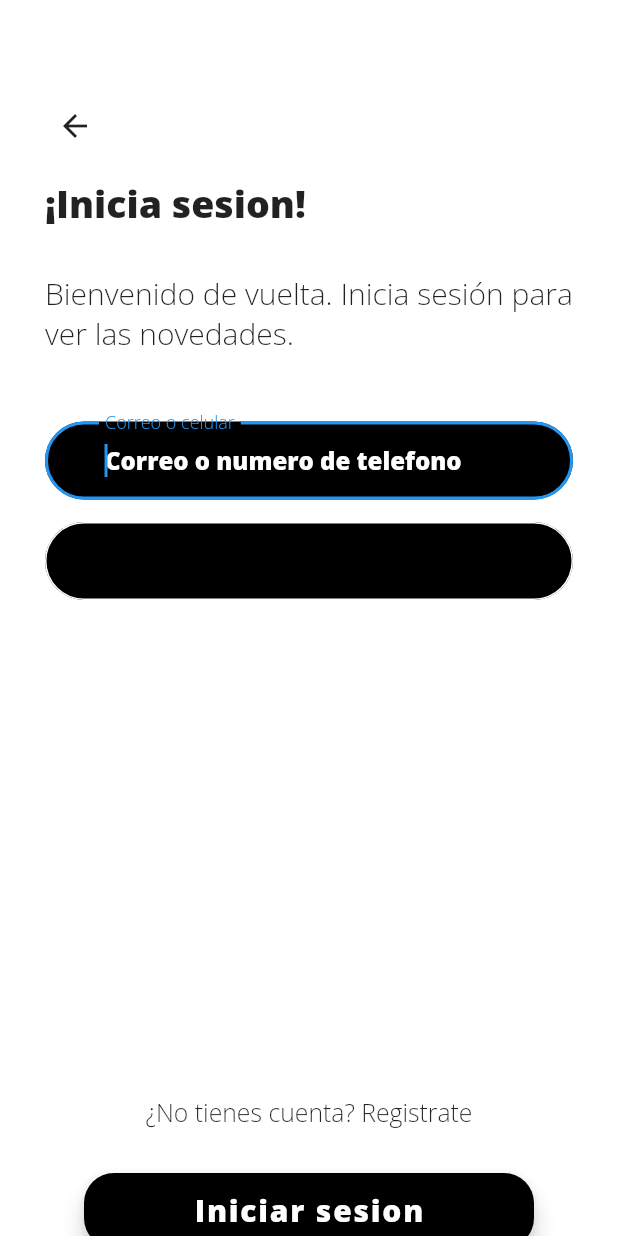
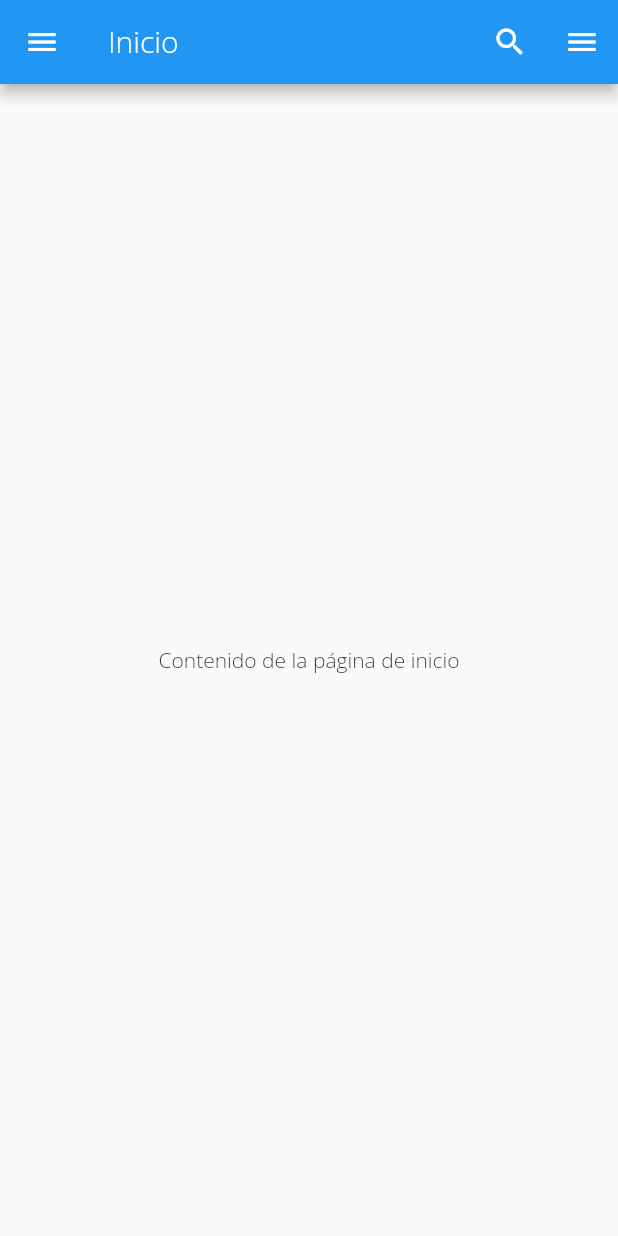
Before and after one commit to julsk12/practica-flutter, a Flutter app: the LoginLogin screen opened by its route, after a tap on "Iniciar sesion", on a phone screen of 412 x 824 dp. Run offline on Flutter 3.47's test engine with Material 2 defaults, Android fonts, the phone set to English and light mode, and no system bars.

Commit message:
funciona volver

```diff
--- /dev/null
+++ b/fluta/lib/src/home.dart
@@ -0,0 +1,108 @@
+import 'package:flutter/material.dart';
+
+class HomePage extends StatelessWidget {
+  final String userName = 'John Doe'; // Nombre de usuario (puedes obtenerlo dinámicamente)
+  static String iwbf = 'home_page';
+
+  @override
+  Widget build(BuildContext context) {
+    return Scaffold(
+      appBar: AppBar(
+        title: Text('Inicio'), // Título de la página de inicio
+        actions: [
+          IconButton(
+            icon: Icon(Icons.search),
+            onPressed: () {
+              // Lógica para realizar la búsqueda
+            },
+          ),
+          IconButton(
+            icon: Icon(Icons.menu),
+            onPressed: () {
+              // Abre el menú lateral
+              Scaffold.of(context).openDrawer();
+            },
+          ),
+        ],
+      ),
+      drawer: Drawer(
+        child: ListView(
+          padding: EdgeInsets.zero,
+          children: [
+            DrawerHeader(
+              decoration: BoxDecoration(
+                color: Colors.black,
+              ),
+              child: Column(
+                crossAxisAlignment: CrossAxisAlignment.start,
+                children: [
+                  CircleAvatar(
+                    radius: 30,
+                    backgroundColor: Colors.white,
+                    child: Icon(
+                      Icons.person,
+                      color: Colors.blue,
+                      size: 30,
+                    ),
+                  ),
+                  SizedBox(height: 8),
+                  Text(
+                    userName,
+                    style: TextStyle(
+                      color: Colors.white,
+                      fontSize: 18,
+                      fontWeight: FontWeight.bold,
+                    ),
+                  ),
+                ],
+              ),
+            ),
+            ListTile(
+              leading: Icon(Icons.home),
+              title: Text('Inicio'),
+              onTap: () {
+                // Navegar a la página de inicio
+                Navigator.pop(context);
+              },
+            ),
+            ListTile(
+              leading: Icon(Icons.shopping_cart),
+              title: Text('Carrito'),
+              onTap: () {
+                // Navegar a la página de carrito
+                Navigator.pop(context);
+              },
+            ),
+            ListTile(
+              leading: Icon(Icons.favorite),
+              title: Text('Favoritos'),
+              onTap: () {
+                // Navegar a la página de favoritos
+                Navigator.pop(context);
+              },
+            ),
+            ListTile(
+              leading: Icon(Icons.notifications),
+              title: Text('Notificaciones'),
+              onTap: () {
+                // Navegar a la página de notificaciones
+                Navigator.pop(context);
+              },
+            ),
+            ListTile(
+              leading: Icon(Icons.account_circle),
+              title: Text('Mi cuenta'),
+              onTap: () {
+                // Navegar a la página de mi cuenta
+                Navigator.pop(context);
+              },
+            ),
+          ],
+        ),
+      ),
+      body: Center(
+        child: Text('Contenido de la página de inicio'),
+      ),
+    );
+  }
+}
--- a/fluta/lib/src/login.dart
+++ b/fluta/lib/src/login.dart
@@ -53,7 +53,7 @@ class LoginPage extends StatelessWidget {
                 children: [
                   ElevatedButton(
                     onPressed: () {
-                      Navigator.pushNamed(context, MyRegister.dy);
+                      Navigator.pushNamed(context, "/register");
                     },
                     child: Text('Registrarse'),
                     style: ElevatedButton.styleFrom(
@@ -74,7 +74,7 @@ class LoginPage extends StatelessWidget {
                   ),
                   ElevatedButton(
                     onPressed: () {
-                      Navigator.pushNamed(context, LoginLogin.liv);
+                      Navigator.pushNamed(context, "/loginPage");
                     },
                     child: Text('Login'),
                     style: ElevatedButton.styleFrom(
--- a/fluta/lib/src/loginpage.dart
+++ b/fluta/lib/src/loginpage.dart
@@ -1,4 +1,5 @@
 import 'package:algo/src/login.dart';
+import 'package:algo/src/register.dart';
 import 'package:flutter/material.dart';
 
 class LoginLogin extends StatefulWidget {
@@ -21,13 +22,17 @@ class _LoginLoginState extends State<LoginLogin> {
             children: [
               Container(
                 padding: EdgeInsets.symmetric(horizontal: 0),
-                margin: EdgeInsets.only(top: 20, bottom: 0, right: 400, left: 0),
-                child: IconButton(
-                  icon: Icon(Icons.arrow_back),
+                margin: EdgeInsets.only(top: 20, bottom: 0, right: 340, left: 0),
+                child: FloatingActionButton(
                   onPressed: () {
-                    Navigator.pop(context);
+                    Navigator.pop(context, "/");
                   },
-              ),
+                  child: Image.asset('assets/images/flecha-izquierda.png',
+                    width: 20,
+                  height: 20,),
+                  backgroundColor: Colors.transparent,
+                  elevation: 0,
+                ),
               ),
               Align(
                 alignment: Alignment.centerLeft,
@@ -69,7 +74,6 @@ class _LoginLoginState extends State<LoginLogin> {
                     fontSize: 16.0,
                     fontFamily: 'Open Sans',
                     color: Colors.white),
-
                 enableInteractiveSelection: false,
                 autofocus: true,
                 decoration: InputDecoration(
@@ -78,17 +82,17 @@ class _LoginLoginState extends State<LoginLogin> {
                     focusColor: Colors.grey,
                     filled: true,
                     fillColor: Colors.black,
-                    hintStyle:
-                    TextStyle(color: Colors.white, fontFamily: 'Open sans', fontWeight: FontWeight.bold),
-
+                    hintStyle: TextStyle(
+                        color: Colors.white,
+                        fontFamily: 'Open sans',
+                        fontWeight: FontWeight.bold),
                     border: OutlineInputBorder(
                       borderRadius: BorderRadius.circular(30),
                     ),
                     disabledBorder: OutlineInputBorder(
-                        borderSide: BorderSide(color: Colors.white)
-                    ),
+                        borderSide: BorderSide(color: Colors.white)),
                     contentPadding:
-                    EdgeInsets.symmetric(vertical: 15.0, horizontal: 40.0)),
+                        EdgeInsets.symmetric(vertical: 15.0, horizontal: 40.0)),
               ),
               Divider(
                 height: 15.0,
@@ -103,8 +107,10 @@ class _LoginLoginState extends State<LoginLogin> {
                 enableInteractiveSelection: false,
                 decoration: InputDecoration(
                     hintText: 'Contraseña',
-                    hintStyle:
-                    TextStyle(color: Colors.white, fontFamily: 'Open sans', fontWeight: FontWeight.bold),
+                    hintStyle: TextStyle(
+                        color: Colors.white,
+                        fontFamily: 'Open sans',
+                        fontWeight: FontWeight.bold),
                     labelText: 'Contraseña',
                     filled: true,
                     fillColor: Colors.black,
@@ -114,10 +120,9 @@ class _LoginLoginState extends State<LoginLogin> {
                     ),
                     enabledBorder: OutlineInputBorder(
                         borderRadius: BorderRadius.circular(30),
-                        borderSide: BorderSide(color: Colors.white)
-                    ),
+                        borderSide: BorderSide(color: Colors.white)),
                     contentPadding:
-                    EdgeInsets.symmetric(vertical: 15.0, horizontal: 40.0)),
+                        EdgeInsets.symmetric(vertical: 15.0, horizontal: 40.0)),
               ),
               Divider(
                 height: 330.0,
@@ -146,7 +151,10 @@ class _LoginLoginState extends State<LoginLogin> {
                     width: 300,
                     height: 50,
                     child: FloatingActionButton(
-                      onPressed: () {},
+                      onPressed: () {
+                        Navigator.pushNamed(context, "/homePage");
+                      },
+
                       shape: RoundedRectangleBorder(
                         borderRadius: BorderRadius.circular(20.0),
                       ),
@@ -160,7 +168,6 @@ class _LoginLoginState extends State<LoginLogin> {
                         ),
                       ),
                       backgroundColor: Colors.black,
-
                     ),
                   ),
                 ],
--- a/fluta/pubspec.yaml
+++ b/fluta/pubspec.yaml
@@ -63,6 +63,7 @@ flutter:
     - assets/images/Ana-Hill-800x600.jpg
     - assets/images/loginregister.jpeg
     - assets/images/logo.png
+    - assets/images/flecha-izquierda.png
 
   # An image asset can refer to one or more resolution-specific "variants", see
   # https://flutter.dev/assets-and-images/#resolution-aware
```
Also changed, not shown: fluta/lib/main.dart (+6 -4 lines), fluta/lib/src/register.dart (+15 -1 lines), fluta/assets/images/flecha-izquierda.png (added).
